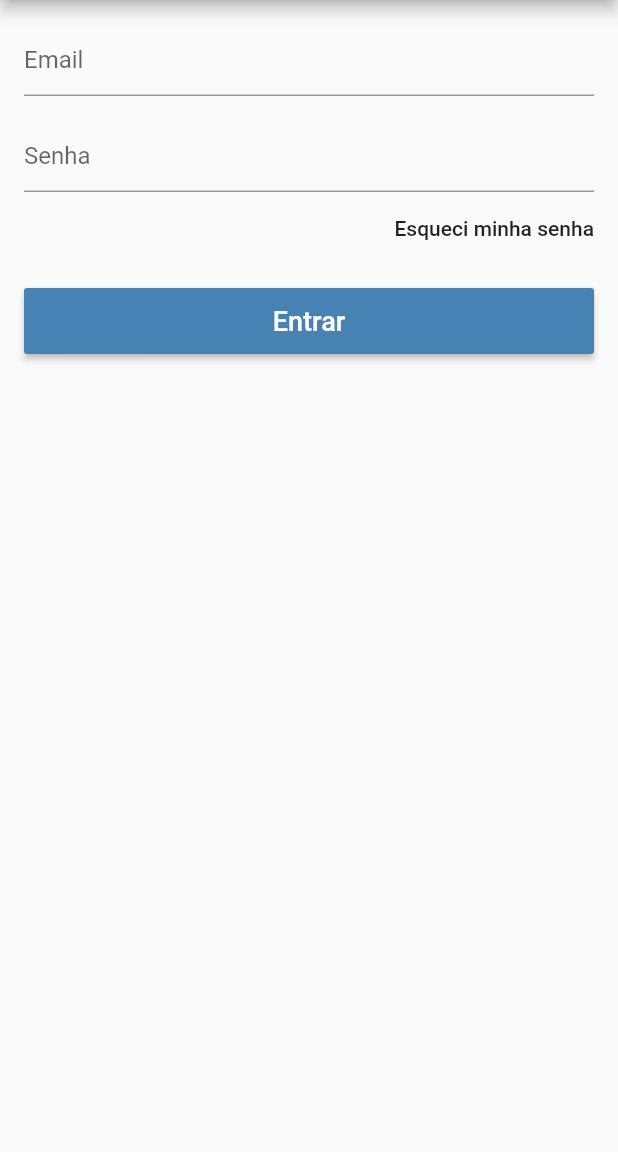
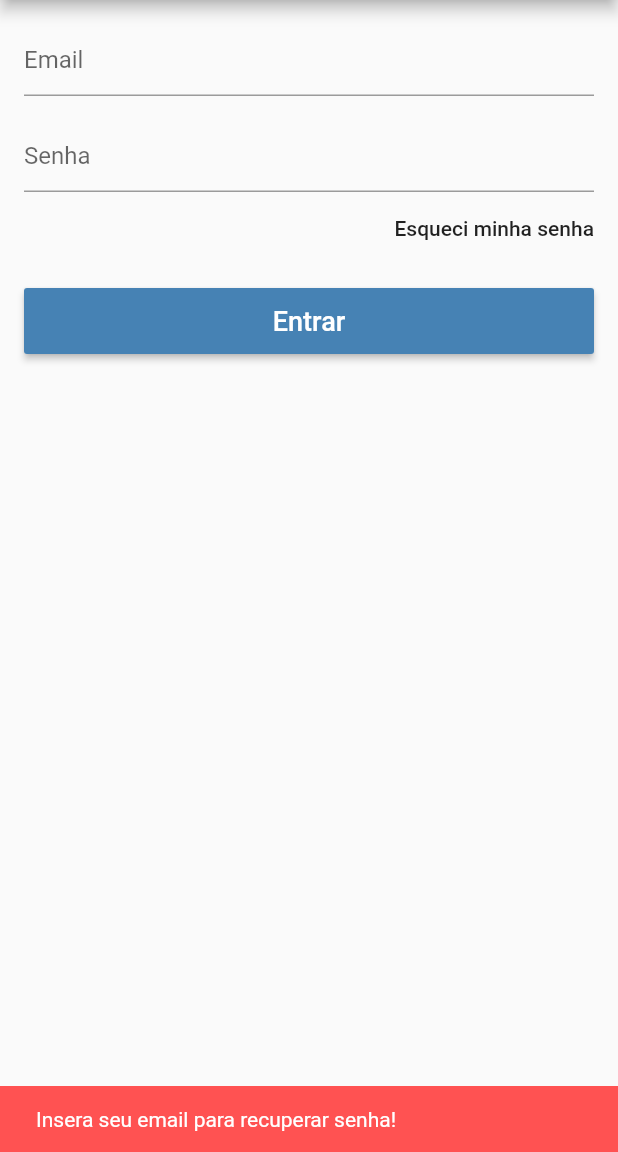
Before and after one commit to Werisu/loja_virtual_flutter, a Flutter app: the LoginScreen screen opened directly, after a tap on "Esqueci minha senha", on a phone screen of 412 x 824 dp, the part 84-1236 px from its top. Run offline on Flutter 3.47's test engine with Material 2 defaults, Android fonts, the phone set to English and light mode, and no system bars; our stand-ins replace carousel_pro, cloud_firestore, firebase_auth, transparent_image; accounts and stored records are empty.

Commit message:
recuperando senha

```diff
--- a/lib/Screens/login_screen.dart
+++ b/lib/Screens/login_screen.dart
@@ -77,7 +77,28 @@ class _LoginScreenState extends State<LoginScreen> {
                 Align(
                   alignment: Alignment.centerRight,
                   child: FlatButton(
-                    onPressed: (){},
+                    onPressed: (){
+                      if(_emailController.text.isEmpty)
+                        _scaffoldkey.currentState.showSnackBar(
+                            SnackBar(
+                              content: Text("Insera seu email para recuperar senha!"),
+                              backgroundColor: Colors.redAccent,
+                              duration: Duration(seconds: 3),
+                            )
+                        );
+                      else {
+                        model.recoverPass(_emailController.text);
+                        _scaffoldkey.currentState.showSnackBar(
+                            SnackBar(
+                              content: Text("Confira o email!"),
+                              backgroundColor: Theme
+                                  .of(context)
+                                  .primaryColor,
+                              duration: Duration(seconds: 3),
+                            )
+                        );
+                      }
+                    },
                     child: Text("Esqueci minha senha", textAlign: TextAlign.right,),
                     padding: EdgeInsets.zero,
                   ),
--- a/lib/models/user_model.dart
+++ b/lib/models/user_model.dart
@@ -90,8 +90,8 @@ class UserModel extends Model{
     });
   }
 
-  void recoverPass(){
-
+  void recoverPass(String email){
+    _auth.sendPasswordResetEmail(email: email);
   }
 
   void isLoggedIn(){
```
